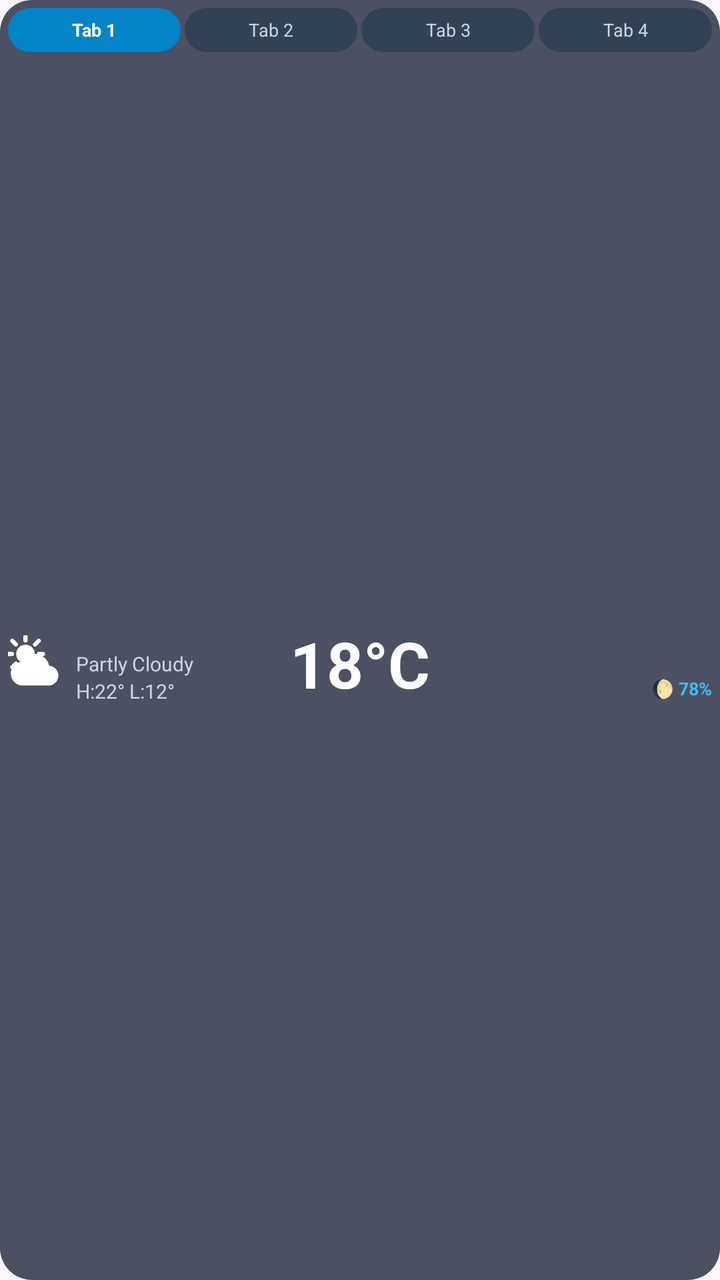
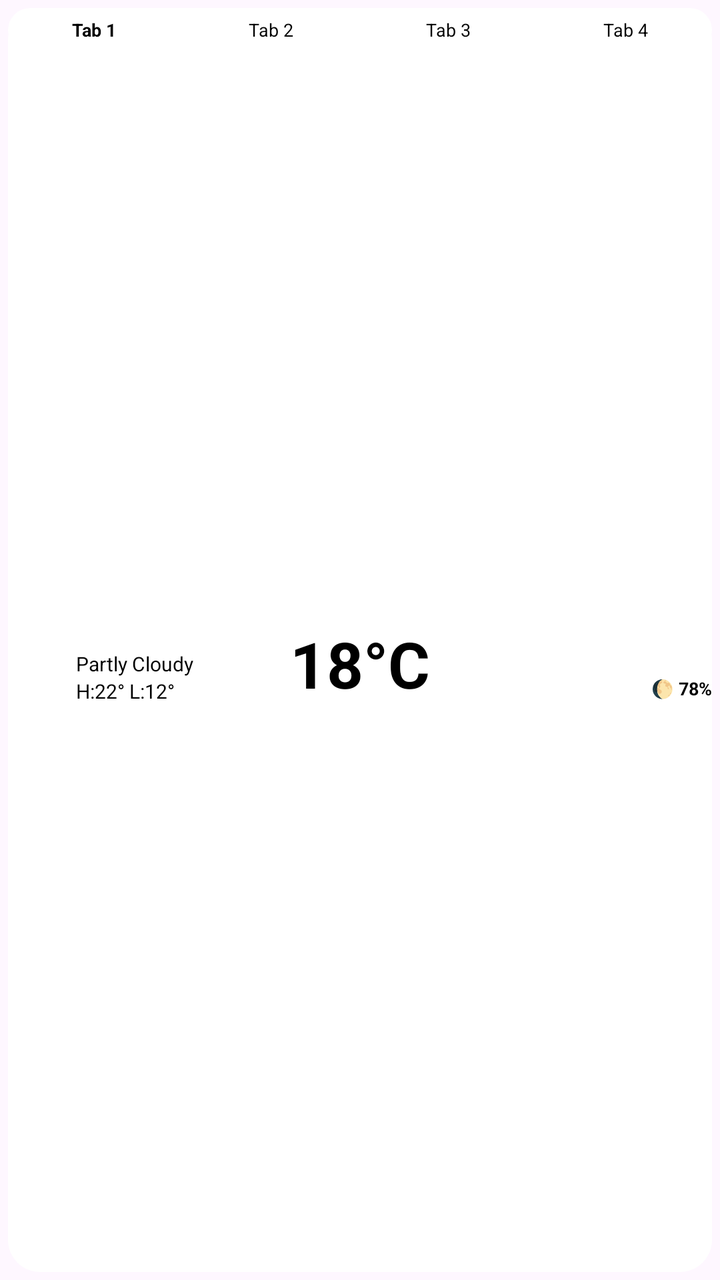

Two renders of the same Android screen: before a commit and after it. Below are the layout's source before the change and the commit's diff.
<!-- AndroidManifest.xml: application theme Theme.WeatherAPP -->
<!-- res/layout/widget_layout_4x1.xml -->
<?xml version="1.0" encoding="utf-8"?>
<LinearLayout xmlns:android="http://schemas.android.com/apk/res/android"
    android:id="@+id/widget_root"
    android:layout_width="match_parent"
    android:layout_height="match_parent"
    android:orientation="vertical"
    android:padding="4dp"
    android:background="@drawable/bg_widget_container">

    
    <LinearLayout
        android:id="@+id/layout_tab_bar"
        android:layout_width="match_parent"
        android:layout_height="wrap_content"
        android:orientation="horizontal"
        android:layout_marginBottom="2dp">

        <TextView
            android:id="@+id/btn_widget_tab_0"
            android:layout_width="0dp"
            android:layout_height="22dp"
            android:layout_weight="1"
            android:layout_marginEnd="2dp"
            android:background="@drawable/bg_widget_pill_selected"
            android:gravity="center"
            android:ellipsize="end"
            android:maxLines="1"
            android:paddingStart="2dp"
            android:paddingEnd="2dp"
            android:text="Tab 1"
            android:textColor="@color/widget_text_primary"
            android:textSize="9sp"
            android:textStyle="bold" />

        <TextView
            android:id="@+id/btn_widget_tab_1"
            android:layout_width="0dp"
            android:layout_height="22dp"
            android:layout_weight="1"
            android:layout_marginEnd="2dp"
            android:background="@drawable/bg_widget_pill_unselected"
            android:gravity="center"
            android:ellipsize="end"
            android:maxLines="1"
            android:paddingStart="2dp"
            android:paddingEnd="2dp"
            android:text="Tab 2"
            android:textColor="@color/widget_text_secondary"
            android:textSize="9sp" />

        <TextView
            android:id="@+id/btn_widget_tab_2"
            android:layout_width="0dp"
            android:layout_height="22dp"
            android:layout_weight="1"
            android:layout_marginEnd="2dp"
            android:background="@drawable/bg_widget_pill_unselected"
            android:gravity="center"
            android:ellipsize="end"
            android:maxLines="1"
            android:paddingStart="2dp"
            android:paddingEnd="2dp"
            android:text="Tab 3"
            android:textColor="@color/widget_text_secondary"
            android:textSize="9sp" />

        <TextView
            android:id="@+id/btn_widget_tab_3"
            android:layout_width="0dp"
            android:layout_height="22dp"
            android:layout_weight="1"
            android:background="@drawable/bg_widget_pill_unselected"
            android:gravity="center"
            android:ellipsize="end"
            android:maxLines="1"
            android:paddingStart="2dp"
            android:paddingEnd="2dp"
            android:text="Tab 4"
            android:textColor="@color/widget_text_secondary"
            android:textSize="9sp" />
    </LinearLayout>

    
    <LinearLayout
        android:id="@+id/widget_main_body"
        android:layout_width="match_parent"
        android:layout_height="0dp"
        android:layout_weight="1"
        android:orientation="horizontal"
        android:gravity="center_vertical">

        
        <LinearLayout
            android:layout_width="0dp"
            android:layout_height="wrap_content"
            android:layout_weight="1"
            android:orientation="horizontal"
            android:gravity="center_vertical">

            
            <ImageView
                android:id="@+id/iv_widget_condition_icon"
                android:layout_width="28dp"
                android:layout_height="28dp"
                android:layout_marginEnd="6dp"
                android:src="@drawable/ic_condition_partly_cloudy" />

            
            <LinearLayout
                android:layout_width="0dp"
                android:layout_height="wrap_content"
                android:layout_weight="1"
                android:orientation="vertical">

                
                <LinearLayout
                    android:layout_width="wrap_content"
                    android:layout_height="wrap_content"
                    android:orientation="horizontal"
                    android:gravity="center_vertical">

                    <TextView
                        android:id="@+id/tv_widget_sunrise"
                        android:layout_width="wrap_content"
                        android:layout_height="wrap_content"
                        android:ellipsize="end"
                        android:maxLines="1"
                        android:textColor="@color/widget_text_secondary"
                        android:textSize="10sp"
                        android:layout_marginEnd="6dp" />

                    <TextView
                        android:id="@+id/tv_widget_sunset"
                        android:layout_width="wrap_content"
                        android:layout_height="wrap_content"
                        android:ellipsize="end"
                        android:maxLines="1"
                        android:textColor="@color/widget_text_secondary"
                        android:textSize="10sp" />
                </LinearLayout>

                <TextView
                    android:id="@+id/tv_widget_condition"
                    android:layout_width="wrap_content"
                    android:layout_height="wrap_content"
                    android:ellipsize="end"
                    android:maxLines="1"
                    android:text="Partly Cloudy"
                    android:textColor="@color/widget_text_secondary"
                    android:textSize="10sp" />

                <TextView
                    android:id="@+id/tv_widget_high_low"
                    android:layout_width="wrap_content"
                    android:layout_height="wrap_content"
                    android:ellipsize="end"
                    android:maxLines="1"
                    android:text="H:22° L:12°"
                    android:textColor="@color/widget_text_secondary"
                    android:textSize="10sp" />
            </LinearLayout>
        </LinearLayout>

        
        <TextView
            android:id="@+id/tv_widget_temp"
            android:layout_width="0dp"
            android:layout_height="match_parent"
            android:layout_weight="1"
            android:gravity="center"
            android:ellipsize="end"
            android:maxLines="1"
            android:text="18°C"
            android:textColor="@color/widget_text_primary"
            android:textSize="32sp"
            android:textStyle="bold"
            android:autoSizeTextType="uniform"
            android:autoSizeMinTextSize="22sp"
            android:autoSizeMaxTextSize="32sp"
            android:autoSizeStepGranularity="1sp"
            android:layout_marginStart="4dp"
            android:layout_marginEnd="4dp" />

        
        <LinearLayout
            android:layout_width="0dp"
            android:layout_height="wrap_content"
            android:layout_weight="1"
            android:orientation="vertical"
            android:gravity="end">

            <TextView
                android:id="@+id/tv_widget_moonrise"
                android:layout_width="wrap_content"
                android:layout_height="wrap_content"
                android:ellipsize="end"
                android:maxLines="1"
                android:textColor="@color/widget_text_secondary"
                android:textSize="9sp" />

            <TextView
                android:id="@+id/tv_widget_moonset"
                android:layout_width="wrap_content"
                android:layout_height="wrap_content"
                android:ellipsize="end"
                android:maxLines="1"
                android:textColor="@color/widget_text_secondary"
                android:textSize="9sp" />

            <LinearLayout
                android:layout_width="wrap_content"
                android:layout_height="wrap_content"
                android:orientation="horizontal"
                android:gravity="end|center_vertical"
                android:layout_gravity="end">

                <TextView
                    android:id="@+id/tv_widget_natural_light_period"
                    android:layout_width="wrap_content"
                    android:layout_height="wrap_content"
                    android:ellipsize="end"
                    android:maxLines="1"
                    android:textColor="@color/widget_accent"
                    android:textSize="9sp"
                    android:textStyle="bold"
                    android:layout_marginEnd="4dp" />

                <TextView
                    android:id="@+id/tv_widget_moon_phase"
                    android:layout_width="wrap_content"
                    android:layout_height="wrap_content"
                    android:ellipsize="end"
                    android:maxLines="1"
                    android:text="🌔 78%"
                    android:textColor="@color/widget_accent"
                    android:textSize="9sp"
                    android:textStyle="bold" />
            </LinearLayout>
        </LinearLayout>

    </LinearLayout>

</LinearLayout>
<!-- resources referenced by this layout -->
<resources>
  <color name="widget_accent">#38BDF8</color>
  <color name="widget_text_primary">#FFFFFF</color>
  <color name="widget_text_secondary">#CBD5E1</color>
  <!-- drawable bg_widget_container (drawable) -->
  <?xml version="1.0" encoding="utf-8"?>
  <shape xmlns:android="http://schemas.android.com/apk/res/android"
      android:shape="rectangle">
      <corners android:radius="16dp" />
      <solid android:color="@color/widget_bg_color" />
  </shape>
  <!-- drawable bg_widget_pill_selected (drawable) -->
  <?xml version="1.0" encoding="utf-8"?>
  <shape xmlns:android="http://schemas.android.com/apk/res/android"
      android:shape="rectangle">
      <corners android:radius="12dp" />
      <solid android:color="@color/widget_pill_selected_color" />
  </shape>
  <!-- drawable bg_widget_pill_unselected (drawable) -->
  <?xml version="1.0" encoding="utf-8"?>
  <shape xmlns:android="http://schemas.android.com/apk/res/android"
      android:shape="rectangle">
      <corners android:radius="12dp" />
      <solid android:color="@color/widget_pill_unselected_color" />
  </shape>
  <!-- drawable ic_condition_partly_cloudy (drawable) -->
  <vector xmlns:android="http://schemas.android.com/apk/res/android"
      android:width="24dp"
      android:height="24dp"
      android:viewportWidth="24"
      android:viewportHeight="24">
    
    <path
        android:fillColor="#FFFFFFFF"
        android:pathData="M7.5,4c-2.21,0 -4,1.79 -4,4s1.79,4 4,4 4,-1.79 4,-4 -1.79,-4 -4,-4z"/>
    
    <path
        android:strokeColor="#FFFFFFFF"
        android:strokeWidth="1.8"
        android:strokeLineCap="round"
        android:pathData="M7.5,2.2V0.5 M11.6,3.9L13.16,2.34 M13.3,8H15.0 M3.4,3.9L1.84,2.34 M1.7,8H0.2 M3.4,12.1L1.84,13.66"/>
    
    <group
        android:translateX="1.2"
        android:translateY="4.5"
        android:scaleX="0.85"
        android:scaleY="0.85">
      <path
          android:fillColor="#FFFFFFFF"
          android:pathData="M19.35,10.04C18.67,6.59 15.64,4 12,4C9.11,4 6.6,5.64 5.35,8.04C2.34,8.36 0,10.91 0,14C0,17.31 2.69,20 6,20L19,20C21.76,20 24,17.76 24,15C24,12.36 21.95,10.22 19.35,10.04Z"/>
    </group>
  </vector>
  <style name="Theme.WeatherAPP" parent="Base.Theme.WeatherAPP" />
  <color name="widget_bg_color">#CC1E293B</color>
  <color name="widget_pill_selected_color">#0284C7</color>
  <color name="widget_pill_unselected_color">#334155</color>
  <style name="Base.Theme.WeatherAPP" parent="Theme.Material3.DayNight.NoActionBar">
          <item name="android:windowLightStatusBar">true</item>
      </style>
</resources>

<!-- the commit's change to res/layout/widget_layout_4x1.xml (unified diff, before → after) -->
@@ -1,243 +1,303 @@
 <?xml version="1.0" encoding="utf-8"?>
-<LinearLayout xmlns:android="http://schemas.android.com/apk/res/android"
+<FrameLayout xmlns:android="http://schemas.android.com/apk/res/android"
     android:id="@+id/widget_root"
     android:layout_width="match_parent"
     android:layout_height="match_parent"
-    android:orientation="vertical"
-    android:padding="4dp"
-    android:background="@drawable/bg_widget_container">
-
-    
+    android:padding="4dp">
+
+    <ImageView
+        android:id="@+id/iv_widget_bg"
+        android:layout_width="match_parent"
+        android:layout_height="match_parent"
+        android:src="@drawable/bg_widget_container"
+        android:scaleType="fitXY" />
+
     <LinearLayout
-        android:id="@+id/layout_tab_bar"
         android:layout_width="match_parent"
-        android:layout_height="wrap_content"
-        android:orientation="horizontal"
-        android:layout_marginBottom="2dp">
-
-        <TextView
-            android:id="@+id/btn_widget_tab_0"
-            android:layout_width="0dp"
-            android:layout_height="22dp"
-            android:layout_weight="1"
-            android:layout_marginEnd="2dp"
-            android:background="@drawable/bg_widget_pill_selected"
-            android:gravity="center"
-            android:ellipsize="end"
-            android:maxLines="1"
-            android:paddingStart="2dp"
-            android:paddingEnd="2dp"
-            android:text="Tab 1"
-            android:textColor="@color/widget_text_primary"
-            android:textSize="9sp"
-            android:textStyle="bold" />
-
-        <TextView
-            android:id="@+id/btn_widget_tab_1"
-            android:layout_width="0dp"
-            android:layout_height="22dp"
-            android:layout_weight="1"
-            android:layout_marginEnd="2dp"
-            android:background="@drawable/bg_widget_pill_unselected"
-            android:gravity="center"
-            android:ellipsize="end"
-            android:maxLines="1"
-            android:paddingStart="2dp"
-            android:paddingEnd="2dp"
-            android:text="Tab 2"
-            android:textColor="@color/widget_text_secondary"
-            android:textSize="9sp" />
-
-        <TextView
-            android:id="@+id/btn_widget_tab_2"
-            android:layout_width="0dp"
-            android:layout_height="22dp"
-            android:layout_weight="1"
-            android:layout_marginEnd="2dp"
-            android:background="@drawable/bg_widget_pill_unselected"
-            android:gravity="center"
-            android:ellipsize="end"
-            android:maxLines="1"
-            android:paddingStart="2dp"
-            android:paddingEnd="2dp"
-            android:text="Tab 3"
-            android:textColor="@color/widget_text_secondary"
-            android:textSize="9sp" />
-
-        <TextView
-            android:id="@+id/btn_widget_tab_3"
-            android:layout_width="0dp"
-            android:layout_height="22dp"
-            android:layout_weight="1"
-            android:background="@drawable/bg_widget_pill_unselected"
-            android:gravity="center"
-            android:ellipsize="end"
-            android:maxLines="1"
-            android:paddingStart="2dp"
-            android:paddingEnd="2dp"
-            android:text="Tab 4"
-            android:textColor="@color/widget_text_secondary"
-            android:textSize="9sp" />
-    </LinearLayout>
-
-    
-    <LinearLayout
-        android:id="@+id/widget_main_body"
-        android:layout_width="match_parent"
-        android:layout_height="0dp"
-        android:layout_weight="1"
-        android:orientation="horizontal"
-        android:gravity="center_vertical">
+        android:layout_height="match_parent"
+        android:orientation="vertical">
 
         
         <LinearLayout
-            android:layout_width="0dp"
+            android:id="@+id/layout_tab_bar"
+            android:layout_width="match_parent"
             android:layout_height="wrap_content"
+            android:orientation="horizontal"
+            android:layout_marginBottom="2dp">
+
+            <FrameLayout
+                android:id="@+id/btn_widget_tab_0"
+                android:layout_width="0dp"
+                android:layout_height="22dp"
+                android:layout_weight="1"
+                android:layout_marginEnd="2dp">
+
+                <ImageView
+                    android:id="@+id/iv_pill_bg_0"
+                    android:layout_width="match_parent"
+                    android:layout_height="match_parent"
+                    android:src="@drawable/bg_widget_pill_unselected"
+                    android:scaleType="fitXY" />
+
+                <TextView
+                    android:id="@+id/tv_pill_text_0"
+                    android:layout_width="match_parent"
+                    android:layout_height="match_parent"
+                    android:gravity="center"
+                    android:ellipsize="end"
+                    android:maxLines="1"
+                    android:paddingStart="2dp"
+                    android:paddingEnd="2dp"
+                    android:text="Tab 1"
+                    android:textColor="#000000"
+                    android:textSize="9sp"
+                    android:textStyle="bold" />
+            </FrameLayout>
+
+            <FrameLayout
+                android:id="@+id/btn_widget_tab_1"
+                android:layout_width="0dp"
+                android:layout_height="22dp"
+                android:layout_weight="1"
+                android:layout_marginEnd="2dp">
+
+                <ImageView
+                    android:id="@+id/iv_pill_bg_1"
+                    android:layout_width="match_parent"
+                    android:layout_height="match_parent"
+                    android:src="@drawable/bg_widget_pill_unselected"
+                    android:scaleType="fitXY" />
+
+                <TextView
+                    android:id="@+id/tv_pill_text_1"
+                    android:layout_width="match_parent"
+                    android:layout_height="match_parent"
+                    android:gravity="center"
+                    android:ellipsize="end"
+                    android:maxLines="1"
+                    android:paddingStart="2dp"
+                    android:paddingEnd="2dp"
+                    android:text="Tab 2"
+                    android:textColor="#000000"
+                    android:textSize="9sp" />
+            </FrameLayout>
+
+            <FrameLayout
+                android:id="@+id/btn_widget_tab_2"
+                android:layout_width="0dp"
+                android:layout_height="22dp"
+                android:layout_weight="1"
+                android:layout_marginEnd="2dp">
+
+                <ImageView
+                    android:id="@+id/iv_pill_bg_2"
+                    android:layout_width="match_parent"
+                    android:layout_height="match_parent"
+                    android:src="@drawable/bg_widget_pill_unselected"
+                    android:scaleType="fitXY" />
+
+                <TextView
+                    android:id="@+id/tv_pill_text_2"
+                    android:layout_width="match_parent"
+                    android:layout_height="match_parent"
+                    android:gravity="center"
+                    android:ellipsize="end"
+                    android:maxLines="1"
+                    android:paddingStart="2dp"
+                    android:paddingEnd="2dp"
+                    android:text="Tab 3"
+                    android:textColor="#000000"
+                    android:textSize="9sp" />
+            </FrameLayout>
+
+            <FrameLayout
+                android:id="@+id/btn_widget_tab_3"
+                android:layout_width="0dp"
+                android:layout_height="22dp"
+                android:layout_weight="1">
+
+                <ImageView
+                    android:id="@+id/iv_pill_bg_3"
+                    android:layout_width="match_parent"
+                    android:layout_height="match_parent"
+                    android:src="@drawable/bg_widget_pill_unselected"
+                    android:scaleType="fitXY" />
+
+                <TextView
+                    android:id="@+id/tv_pill_text_3"
+                    android:layout_width="match_parent"
+                    android:layout_height="match_parent"
+                    android:gravity="center"
+                    android:ellipsize="end"
+                    android:maxLines="1"
+                    android:paddingStart="2dp"
+                    android:paddingEnd="2dp"
+                    android:text="Tab 4"
+                    android:textColor="#000000"
+                    android:textSize="9sp" />
+            </FrameLayout>
+        </LinearLayout>
+
+        
+        <LinearLayout
+            android:id="@+id/widget_main_body"
+            android:layout_width="match_parent"
+            android:layout_height="0dp"
             android:layout_weight="1"
             android:orientation="horizontal"
             android:gravity="center_vertical">
 
             
-            <ImageView
-                android:id="@+id/iv_widget_condition_icon"
-                android:layout_width="28dp"
-                android:layout_height="28dp"
-                android:layout_marginEnd="6dp"
-                android:src="@drawable/ic_condition_partly_cloudy" />
+            <LinearLayout
+                android:layout_width="0dp"
+                android:layout_height="wrap_content"
+                android:layout_weight="1"
+                android:orientation="horizontal"
+                android:gravity="center_vertical">
+
+                
+                <ImageView
+                    android:id="@+id/iv_widget_condition_icon"
+                    android:layout_width="28dp"
+                    android:layout_height="28dp"
+                    android:layout_marginEnd="6dp"
+                    android:src="@drawable/ic_condition_partly_cloudy" />
+
+                
+                <LinearLayout
+                    android:layout_width="0dp"
+                    android:layout_height="wrap_content"
+                    android:layout_weight="1"
+                    android:orientation="vertical">
+
+                    
+                    <LinearLayout
+                        android:layout_width="wrap_content"
+                        android:layout_height="wrap_content"
+                        android:orientation="horizontal"
+                        android:gravity="center_vertical">
+
+                        <TextView
+                            android:id="@+id/tv_widget_sunrise"
+                            android:layout_width="wrap_content"
+                            android:layout_height="wrap_content"
+                            android:ellipsize="end"
+                            android:maxLines="1"
+                            android:textColor="#000000"
+                            android:textSize="10sp"
+                            android:layout_marginEnd="6dp" />
+
+                        <TextView
+                            android:id="@+id/tv_widget_sunset"
+                            android:layout_width="wrap_content"
+                            android:layout_height="wrap_content"
+                            android:ellipsize="end"
+                            android:maxLines="1"
+                            android:textColor="#000000"
+                            android:textSize="10sp" />
+                    </LinearLayout>
+
+                    <TextView
+                        android:id="@+id/tv_widget_condition"
+                        android:layout_width="wrap_content"
+                        android:layout_height="wrap_content"
+                        android:ellipsize="end"
+                        android:maxLines="1"
+                        android:text="Partly Cloudy"
+                        android:textColor="#000000"
+                        android:textSize="10sp" />
+
+                    <TextView
+                        android:id="@+id/tv_widget_high_low"
+                        android:layout_width="wrap_content"
+                        android:layout_height="wrap_content"
+                        android:ellipsize="end"
+                        android:maxLines="1"
+                        android:text="H:22° L:12°"
+                        android:textColor="#000000"
+                        android:textSize="10sp" />
+                </LinearLayout>
+            </LinearLayout>
+
+            
+            <TextView
+                android:id="@+id/tv_widget_temp"
+                android:layout_width="0dp"
+                android:layout_height="match_parent"
+                android:layout_weight="1"
+                android:gravity="center"
+                android:ellipsize="end"
+                android:maxLines="1"
+                android:text="18°C"
+                android:textColor="#000000"
+                android:textSize="32sp"
+                android:textStyle="bold"
+                android:autoSizeTextType="uniform"
+                android:autoSizeMinTextSize="22sp"
+                android:autoSizeMaxTextSize="32sp"
+                android:autoSizeStepGranularity="1sp"
+                android:layout_marginStart="4dp"
+                android:layout_marginEnd="4dp" />
 
             
             <LinearLayout
                 android:layout_width="0dp"
                 android:layout_height="wrap_content"
                 android:layout_weight="1"
-                android:orientation="vertical">
-
-                
+                android:orientation="vertical"
+                android:gravity="end">
+
+                <TextView
+                    android:id="@+id/tv_widget_moonrise"
+                    android:layout_width="wrap_content"
+                    android:layout_height="wrap_content"
+                    android:ellipsize="end"
+                    android:maxLines="1"
+                    android:textColor="#000000"
+                    android:textSize="9sp" />
+
+                <TextView
+                    android:id="@+id/tv_widget_moonset"
+                    android:layout_width="wrap_content"
+                    android:layout_height="wrap_content"
+                    android:ellipsize="end"
+                    android:maxLines="1"
+                    android:textColor="#000000"
+                    android:textSize="9sp" />
+
                 <LinearLayout
                     android:layout_width="wrap_content"
                     android:layout_height="wrap_content"
                     android:orientation="horizontal"
-                    android:gravity="center_vertical">
+                    android:gravity="end|center_vertical"
+                    android:layout_gravity="end">
 
                     <TextView
-                        android:id="@+id/tv_widget_sunrise"
+                        android:id="@+id/tv_widget_natural_light_period"
                         android:layout_width="wrap_content"
                         android:layout_height="wrap_content"
                         android:ellipsize="end"
                         android:maxLines="1"
-                        android:textColor="@color/widget_text_secondary"
-                        android:textSize="10sp"
-                        android:layout_marginEnd="6dp" />
+                        android:textColor="#000000"
+                        android:textSize="9sp"
+                        android:textStyle="bold"
+                        android:layout_marginEnd="4dp" />
 
                     <TextView
-                        android:id="@+id/tv_widget_sunset"
+                        android:id="@+id/tv_widget_moon_phase"
                         android:layout_width="wrap_content"
                         android:layout_height="wrap_content"
                         android:ellipsize="end"
                         android:maxLines="1"
-                        android:textColor="@color/widget_text_secondary"
-                        android:textSize="10sp" />
+                        android:text="🌔 78%"
+                        android:textColor="#000000"
+                        android:textSize="9sp"
+                        android:textStyle="bold" />
                 </LinearLayout>
-
-                <TextView
-                    android:id="@+id/tv_widget_condition"
-                    android:layout_width="wrap_content"
-                    android:layout_height="wrap_content"
-                    android:ellipsize="end"
-                    android:maxLines="1"
-                    android:text="Partly Cloudy"
-                    android:textColor="@color/widget_text_secondary"
-                    android:textSize="10sp" />
-
-                <TextView
-                    android:id="@+id/tv_widget_high_low"
-                    android:layout_width="wrap_content"
-                    android:layout_height="wrap_content"
-                    android:ellipsize="end"
-                    android:maxLines="1"
-                    android:text="H:22° L:12°"
-                    android:textColor="@color/widget_text_secondary"
-                    android:textSize="10sp" />
             </LinearLayout>
+
         </LinearLayout>
 
-        
-        <TextView
-            android:id="@+id/tv_widget_temp"
-            android:layout_width="0dp"
-            android:layout_height="match_parent"
-            android:layout_weight="1"
-            android:gravity="center"
-            android:ellipsize="end"
-            android:maxLines="1"
-            android:text="18°C"
-            android:textColor="@color/widget_text_primary"
-            android:textSize="32sp"
-            android:textStyle="bold"
-            android:autoSizeTextType="uniform"
-            android:autoSizeMinTextSize="22sp"
-            android:autoSizeMaxTextSize="32sp"
-            android:autoSizeStepGranularity="1sp"
-            android:layout_marginStart="4dp"
-            android:layout_marginEnd="4dp" />
-
-        
-        <LinearLayout
-            android:layout_width="0dp"
-            android:layout_height="wrap_content"
-            android:layout_weight="1"
-            android:orientation="vertical"
-            android:gravity="end">
-
-            <TextView
-                android:id="@+id/tv_widget_moonrise"
-                android:layout_width="wrap_content"
-                android:layout_height="wrap_content"
-                android:ellipsize="end"
-                android:maxLines="1"
-                android:textColor="@color/widget_text_secondary"
-                android:textSize="9sp" />
-
-            <TextView
-                android:id="@+id/tv_widget_moonset"
-                android:layout_width="wrap_content"
-                android:layout_height="wrap_content"
-                android:ellipsize="end"
-                android:maxLines="1"
-                android:textColor="@color/widget_text_secondary"
-                android:textSize="9sp" />
-
-            <LinearLayout
-                android:layout_width="wrap_content"
-                android:layout_height="wrap_content"
-                android:orientation="horizontal"
-                android:gravity="end|center_vertical"
-                android:layout_gravity="end">
-
-                <TextView
-                    android:id="@+id/tv_widget_natural_light_period"
-                    android:layout_width="wrap_content"
-                    android:layout_height="wrap_content"
-                    android:ellipsize="end"
-                    android:maxLines="1"
-                    android:textColor="@color/widget_accent"
-                    android:textSize="9sp"
-                    android:textStyle="bold"
-                    android:layout_marginEnd="4dp" />
-
-                <TextView
-                    android:id="@+id/tv_widget_moon_phase"
-                    android:layout_width="wrap_content"
-                    android:layout_height="wrap_content"
-                    android:ellipsize="end"
-                    android:maxLines="1"
-                    android:text="🌔 78%"
-                    android:textColor="@color/widget_accent"
-                    android:textSize="9sp"
-                    android:textStyle="bold" />
-            </LinearLayout>
-        </LinearLayout>
-
     </LinearLayout>
 
-</LinearLayout>
+</FrameLayout>
<!-- resource entries referenced after the edit -->
@@ -1,28 +1,18 @@
 <!-- resources referenced by this layout -->
 <resources>
-  <color name="widget_accent">#38BDF8</color>
-  <color name="widget_text_primary">#FFFFFF</color>
-  <color name="widget_text_secondary">#CBD5E1</color>
   <!-- drawable bg_widget_container (drawable) -->
   <?xml version="1.0" encoding="utf-8"?>
   <shape xmlns:android="http://schemas.android.com/apk/res/android"
       android:shape="rectangle">
       <corners android:radius="16dp" />
-      <solid android:color="@color/widget_bg_color" />
-  </shape>
-  <!-- drawable bg_widget_pill_selected (drawable) -->
-  <?xml version="1.0" encoding="utf-8"?>
-  <shape xmlns:android="http://schemas.android.com/apk/res/android"
-      android:shape="rectangle">
-      <corners android:radius="12dp" />
-      <solid android:color="@color/widget_pill_selected_color" />
+      <solid android:color="#FFFFFF" />
   </shape>
   <!-- drawable bg_widget_pill_unselected (drawable) -->
   <?xml version="1.0" encoding="utf-8"?>
   <shape xmlns:android="http://schemas.android.com/apk/res/android"
       android:shape="rectangle">
       <corners android:radius="12dp" />
-      <solid android:color="@color/widget_pill_unselected_color" />
+      <solid android:color="#FFFFFF" />
   </shape>
   <!-- drawable ic_condition_partly_cloudy (drawable) -->
   <vector xmlns:android="http://schemas.android.com/apk/res/android"
@@ -52,11 +42,6 @@
     </group>
   </vector>
   <style name="Theme.WeatherAPP" parent="Base.Theme.WeatherAPP" />
-  <color name="widget_bg_color">#CC1E293B</color>
-  <color name="widget_pill_selected_color">#0284C7</color>
-  <color name="widget_pill_unselected_color">#334155</color>
-  <style name="Base.Theme.WeatherAPP" parent="Theme.Material3.DayNight.NoActionBar">
-          <item name="android:windowLightStatusBar">true</item>
-      </style>
+  <style name="Base.Theme.WeatherAPP" parent="Theme.Material3.DayNight.NoActionBar" />
 </resources>
 
